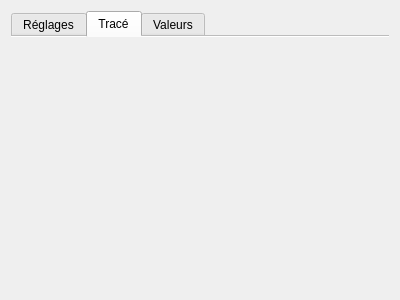
AdelKS/ZeGrapher, file DataPlot/polynomialmodelwidget.ui: the form before one commit.
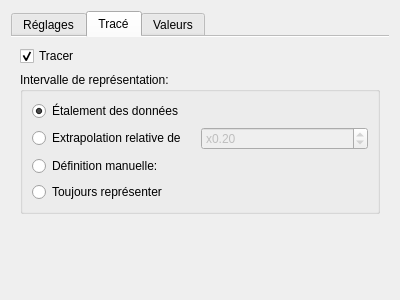
The form after the commit. The open tabs and pages were chosen to show the change.

The edit to the form file:
```diff
--- a/DataPlot/polynomialmodelwidget.ui
+++ b/DataPlot/polynomialmodelwidget.ui
@@ -152,6 +152,114 @@
       <attribute name="title">
        <string>Tracé</string>
       </attribute>
+      <layout class="QVBoxLayout" name="verticalLayout_4">
+       <item>
+        <layout class="QHBoxLayout" name="drawOptionsLayout">
+         <item>
+          <widget class="QCheckBox" name="drawModel">
+           <property name="text">
+            <string>Tracer</string>
+           </property>
+           <property name="checked">
+            <bool>true</bool>
+           </property>
+          </widget>
+         </item>
+        </layout>
+       </item>
+       <item>
+        <widget class="QGroupBox" name="groupBox_2">
+         <property name="title">
+          <string>Intervalle de représentation:</string>
+         </property>
+         <layout class="QVBoxLayout" name="verticalLayout_5">
+          <item>
+           <widget class="QRadioButton" name="dataInterval">
+            <property name="text">
+             <string>Étalement des données</string>
+            </property>
+            <property name="checked">
+             <bool>true</bool>
+            </property>
+           </widget>
+          </item>
+          <item>
+           <layout class="QHBoxLayout" name="horizontalLayout_2">
+            <property name="spacing">
+             <number>2</number>
+            </property>
+            <item>
+             <widget class="QRadioButton" name="relativeExtrapolation">
+              <property name="text">
+               <string>Extrapolation relative de </string>
+              </property>
+             </widget>
+            </item>
+            <item>
+             <widget class="QDoubleSpinBox" name="relativeExtrapol">
+              <property name="enabled">
+               <bool>false</bool>
+              </property>
+              <property name="maximumSize">
+               <size>
+                <width>16777215</width>
+                <height>25</height>
+               </size>
+              </property>
+              <property name="prefix">
+               <string>x</string>
+              </property>
+              <property name="decimals">
+               <number>2</number>
+              </property>
+              <property name="singleStep">
+               <double>0.100000000000000</double>
+              </property>
+              <property name="value">
+               <double>0.200000000000000</double>
+              </property>
+             </widget>
+            </item>
+           </layout>
+          </item>
+          <item>
+           <layout class="QVBoxLayout" name="manualEntryLayout">
+            <property name="spacing">
+             <number>3</number>
+            </property>
+            <item>
+             <widget class="QRadioButton" name="manualInterval">
+              <property name="text">
+               <string>Définition manuelle:</string>
+              </property>
+             </widget>
+            </item>
+           </layout>
+          </item>
+          <item>
+           <widget class="QRadioButton" name="alwaysRepresent">
+            <property name="text">
+             <string>Toujours représenter</string>
+            </property>
+           </widget>
+          </item>
+         </layout>
+        </widget>
+       </item>
+       <item>
+        <spacer name="verticalSpacer_2">
+         <property name="orientation">
+          <enum>Qt::Vertical</enum>
+         </property>
+         <property name="sizeHint" stdset="0">
+          <size>
+           <width>20</width>
+           <height>40</height>
+          </size>
+         </property>
+        </spacer>
+       </item>
+      </layout>
      </widget>
      <widget class="QWidget" name="vals">
       <attribute name="title">
```
Left out of the diff: 33 changed lines with no effect on the pictures.
